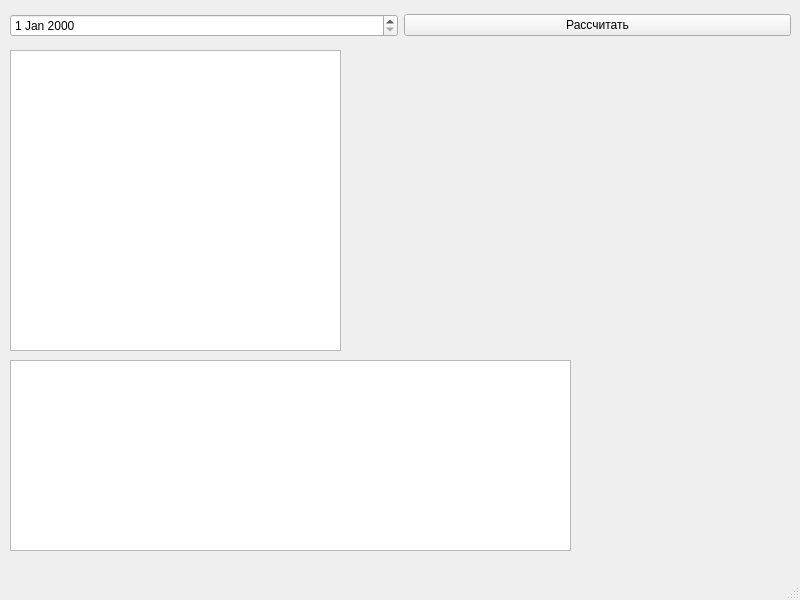
The window that MainWindow.ui (XeonDead/Numerology) describes before a commit, drawn with Qt 5.
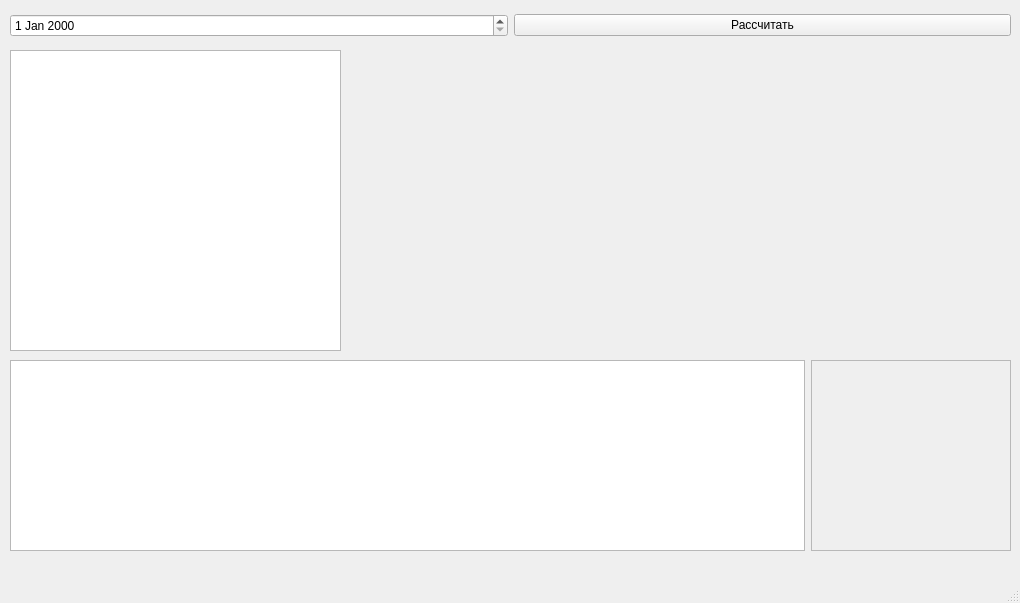
The same window after the commit. Custom widgets are drawn as their Qt base class.

Commit message: Numerology: add methods for descriptions & label to display description text; TODO: make scrollable

Diff of the .ui file:
```diff
--- a/MainWindow.ui
+++ b/MainWindow.ui
@@ -6,8 +6,8 @@
    <rect>
     <x>0</x>
     <y>0</y>
-    <width>800</width>
-    <height>600</height>
+    <width>1020</width>
+    <height>603</height>
    </rect>
   </property>
   <property name="windowTitle">
@@ -19,7 +19,7 @@
      <rect>
       <x>10</x>
       <y>10</y>
-      <width>781</width>
+      <width>1001</width>
       <height>31</height>
      </rect>
     </property>
@@ -56,7 +56,7 @@
      <rect>
       <x>10</x>
       <y>360</y>
-      <width>561</width>
+      <width>1001</width>
       <height>191</height>
      </rect>
     </property>
@@ -64,6 +64,63 @@
      <item>
       <widget class="QTableWidget" name="tableWidget"/>
      </item>
+     <item>
+      <widget class="QScrollArea" name="descriptionScrollArea">
+       <property name="minimumSize">
+        <size>
+         <width>200</width>
+         <height>0</height>
+        </size>
+       </property>
+       <property name="maximumSize">
+        <size>
+         <width>200</width>
+         <height>16777215</height>
+        </size>
+       </property>
+       <property name="widgetResizable">
+        <bool>true</bool>
+       </property>
+       <widget class="QWidget" name="scrollAreaWidgetContents">
+        <property name="geometry">
+         <rect>
+          <x>0</x>
+          <y>0</y>
+          <width>198</width>
+          <height>187</height>
+         </rect>
+        </property>
+        <widget class="QLabel" name="descriptionLabel">
+         <property name="geometry">
+          <rect>
+           <x>0</x>
+           <y>0</y>
+           <width>200</width>
+           <height>189</height>
+          </rect>
+         </property>
+         <property name="minimumSize">
+          <size>
+           <width>200</width>
+           <height>0</height>
+          </size>
+         </property>
+         <property name="maximumSize">
+          <size>
+           <width>200</width>
+           <height>16777215</height>
+          </size>
+         </property>
+         <property name="text">
+          <string/>
+         </property>
+         <property name="wordWrap">
+          <bool>true</bool>
+         </property>
+        </widget>
+       </widget>
+      </widget>
+     </item>
     </layout>
    </widget>
   </widget>
```
Left out of the diff: 2 changed lines with no effect on the pictures. The commit also changes 6 other files.
